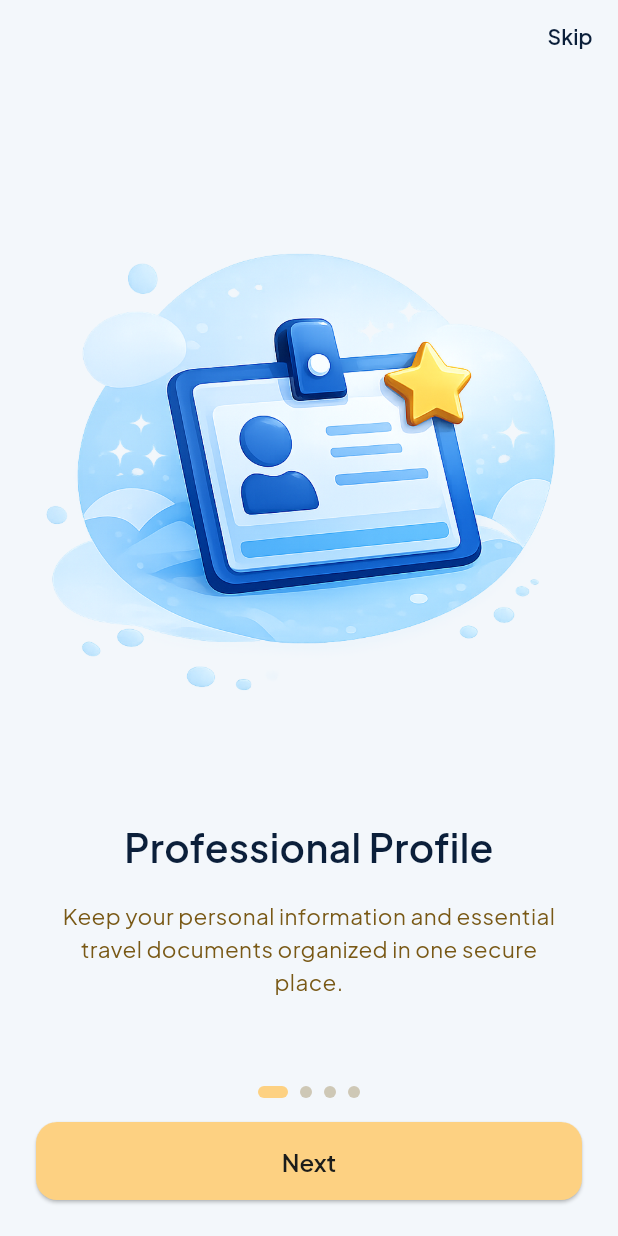
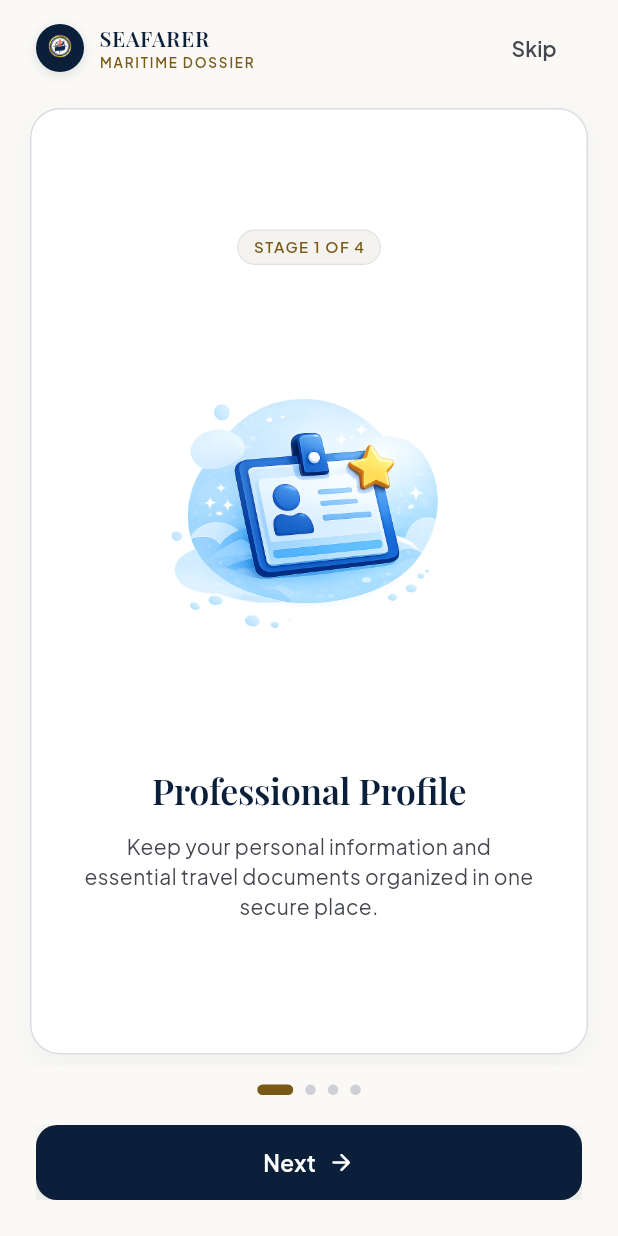
Before and after one commit to developer1sthiyaque/seafarer-bio, a Flutter app: the screen it shows after launch, on a phone screen of 412 x 824 dp. Run offline on Flutter 3.47's test engine with Material 3 defaults, Android fonts, the phone set to English and light mode, and no system bars; our stand-ins replace cloud_firestore, dio, equatable, firebase_auth, firebase_core, flutter_bloc and 9 more; missing offline and left inert: docs_gee, purchases_flutter, purchases_ui_flutter, step_progress; accounts and stored records are empty.

Commit message:
feat(onboarding): redesign onboarding screen with maritime carousel aesthetic

```diff
--- a/lib/features/onboarding/onboarding_page.dart
+++ b/lib/features/onboarding/onboarding_page.dart
@@ -4,7 +4,7 @@ import 'package:seafarer_bio_data/core/constants/app_colors.dart';
 import 'package:seafarer_bio_data/core/constants/app_routes.dart';
 import 'package:seafarer_bio_data/core/utils/shared_preferences.dart';
 import 'package:seafarer_bio_data/features/onboarding/onboarding_content.dart';
-import 'package:seafarer_bio_data/widgets/app_text_view.dart';
+import 'package:seafarer_bio_data/widgets/app_button.dart';
 
 class OnboardingPage extends StatefulWidget {
   const OnboardingPage({super.key});
@@ -45,24 +45,102 @@ class _OnboardingPageState extends State<OnboardingPage> {
   ];
 
   @override
+  void dispose() {
+    _controller.dispose();
+    super.dispose();
+  }
+
+  @override
   Widget build(BuildContext context) {
     return Scaffold(
-      backgroundColor: const Color(0xFFF3F7FB),
+      backgroundColor: AppColors.surface,
       body: SafeArea(
         child: Column(
           children: [
-            // Skip Button
-            Align(
-              alignment: Alignment.topRight,
-              child: TextButton(
+            // Top Bar: Nautical Branding & Skip Button
+            Padding(
+              padding: const EdgeInsets.symmetric(horizontal: 24, vertical: 8),
+              child: Row(
+                mainAxisAlignment: MainAxisAlignment.spaceBetween,
+                children: [
+                  Row(
+                    children: [
+                      Container(
+                        width: 32,
+                        height: 32,
+                        decoration: BoxDecoration(
+                          shape: BoxShape.circle,
+                          color: AppColors.primaryContainer,
+                          boxShadow: const [
+                            BoxShadow(
+                              color: Color(0x1F0B1F3A),
+                              blurRadius: 6,
+                              offset: Offset(0, 2),
+                            ),
+                          ],
+                        ),
+                        padding: const EdgeInsets.all(2),
+                        child: ClipOval(
+                          child: Image.asset(
+                            'assets/images/app_logo.png',
+                            fit: BoxFit.cover,
+                          ),
+                        ),
+                      ),
+                      const SizedBox(width: 10),
+                      Column(
+                        crossAxisAlignment: CrossAxisAlignment.start,
+                        children: const [
+                          Text(
+                            "SEAFARER",
+                            style: TextStyle(
+                              fontFamily: 'Playfair Display',
+                              fontSize: 14,
+                              fontWeight: FontWeight.w700,
+                              letterSpacing: 0.5,
+                              color: AppColors.primaryContainer,
+                            ),
+                          ),
+                          Text(
+                            "MARITIME DOSSIER",
+                            style: TextStyle(
+                              fontFamily: 'Plus Jakarta Sans',
+                              fontSize: 9,
+                              fontWeight: FontWeight.w600,
+                              letterSpacing: 1.2,
+                              color: AppColors.secondary,
+                            ),
+                          ),
+                        ],
+                      ),
+                    ],
+                  ),
+                  TextButton(
                     onPressed: () {
                       PreferenceService.setOnboardingCompleted(true);
                       Navigator.pushReplacementNamed(context, AppRoutes.login);
                     },
-                child: const Text("Skip"),
+                    style: TextButton.styleFrom(
+                      foregroundColor: AppColors.onSurfaceVariant,
+                      padding: const EdgeInsets.symmetric(
+                        horizontal: 12,
+                        vertical: 6,
+                      ),
+                    ),
+                    child: const Text(
+                      "Skip",
+                      style: TextStyle(
+                        fontFamily: 'Plus Jakarta Sans',
+                        fontSize: 14,
+                        fontWeight: FontWeight.w600,
+                      ),
+                    ),
+                  ),
+                ],
               ),
             ),
 
+            // Slide Viewport
             Expanded(
               child: PageView.builder(
                 controller: _controller,
@@ -71,33 +149,41 @@ class _OnboardingPageState extends State<OnboardingPage> {
                   setState(() => _currentIndex = index);
                 },
                 itemBuilder: (_, index) {
-                  return _OnboardingCard(content: contents[index]);
+                  return _OnboardingCard(
+                    content: contents[index],
+                    slideIndex: index,
+                    totalSlides: contents.length,
+                  );
                 },
               ),
             ),
 
+            const SizedBox(height: 12),
+
+            // Maritime Dots Indicator
             _DotsIndicator(
               length: contents.length,
               currentIndex: _currentIndex,
             ),
 
-            const SizedBox(height: 16),
+            const SizedBox(height: 20),
 
+            // Primary Navigation CTA
             Padding(
               padding: const EdgeInsets.symmetric(horizontal: 24),
-              child: SizedBox(
-                width: double.infinity,
-                height: 52,
-                child: ElevatedButton(
-                  style: ElevatedButton.styleFrom(
-                    backgroundColor: AppColors.appAccent,
-                    shape: RoundedRectangleBorder(
-                      borderRadius: BorderRadius.circular(14),
+              child: AppButton(
+                title: _currentIndex == contents.length - 1
+                    ? "Get Started"
+                    : "Next",
+                trailingIcon: Icon(
+                  _currentIndex == contents.length - 1
+                      ? Icons.anchor
+                      : Icons.arrow_forward_rounded,
+                  size: 18,
+                  color: Colors.white,
                 ),
-                  ),
-                  onPressed: () {
+                onTap: () {
                   if (_currentIndex == contents.length - 1) {
-                      // Navigate to Login/Home
                     PreferenceService.setOnboardingCompleted(true);
                     Navigator.pushReplacementNamed(context, AppRoutes.login);
                   } else {
@@ -107,16 +193,6 @@ class _OnboardingPageState extends State<OnboardingPage> {
                     );
                   }
                 },
-                  child: AppTextView(
-                    title:
-                    _currentIndex == contents.length - 1
-                        ? "Get Started"
-                        : "Next",
-                    textStyle: Theme.of(context).textTheme.titleMedium!.copyWith(fontSize: 16,color: AppColors.appTextColor,fontWeight: FontWeight.w600),
-
-
-                  ),
-                ),
               ),
             ),
 
@@ -126,58 +202,113 @@ class _OnboardingPageState extends State<OnboardingPage> {
       ),
     );
   }
-
 }
 
 class _OnboardingCard extends StatelessWidget {
   final OnboardingContent content;
+  final int slideIndex;
+  final int totalSlides;
 
-  const _OnboardingCard({required this.content});
+  const _OnboardingCard({
+    required this.content,
+    required this.slideIndex,
+    required this.totalSlides,
+  });
 
   @override
   Widget build(BuildContext context) {
     return Padding(
-      padding: const EdgeInsets.all(24),
+      padding: const EdgeInsets.symmetric(horizontal: 20, vertical: 8),
       child: Container(
         decoration: BoxDecoration(
-          borderRadius: BorderRadius.circular(28),
+          color: AppColors.surfaceContainerLowest,
+          borderRadius: BorderRadius.circular(20),
+          border: Border.all(
+            color: AppColors.outlineVariant.withValues(alpha: 0.6),
+            width: 1,
           ),
+          boxShadow: const [
+            BoxShadow(
+              color: Color(0x0A0B1F3A),
+              blurRadius: 16,
+              offset: Offset(0, 6),
+            ),
+          ],
+        ),
+        padding: const EdgeInsets.symmetric(horizontal: 24, vertical: 20),
         child: Column(
           mainAxisAlignment: MainAxisAlignment.center,
           children: [
-            // Soft Icon Bubble (Like reference illustration)
-            Image.asset(
-              content.image,
-              height: 420,width: 420,
-              fit: BoxFit.cover,
+            // Micro step pill
+            Container(
+              padding: const EdgeInsets.symmetric(horizontal: 10, vertical: 4),
+              decoration: BoxDecoration(
+                color: AppColors.surfaceContainerLow,
+                borderRadius: BorderRadius.circular(12),
+                border: Border.all(
+                  color: AppColors.outlineVariant.withValues(alpha: 0.4),
+                  width: 0.8,
+                ),
+              ),
+              child: Text(
+                "STAGE ${slideIndex + 1} OF $totalSlides",
+                style: const TextStyle(
+                  fontFamily: 'Plus Jakarta Sans',
+                  fontSize: 10,
+                  fontWeight: FontWeight.w700,
+                  letterSpacing: 1.0,
+                  color: AppColors.secondary,
+                ),
+              ),
             ),
 
-            const SizedBox(height: 20),
+            const Spacer(),
 
+            // Illustration Container
+            Flexible(
+              flex: 6,
+              child: ConstrainedBox(
+                constraints: const BoxConstraints(maxHeight: 220),
+                child: Image.asset(
+                  content.image,
+                  fit: BoxFit.contain,
+                ),
+              ),
+            ),
+
+            const Spacer(),
+
+            // Title
             Text(
               content.title,
               textAlign: TextAlign.center,
               style: const TextStyle(
-                fontSize: 26,
-                fontWeight: FontWeight.bold,
-                color: AppColors.appPrimary,
+                fontFamily: 'Playfair Display',
+                fontSize: 24,
+                fontWeight: FontWeight.w600,
+                letterSpacing: -0.3,
+                color: AppColors.primaryContainer,
               ),
             ),
 
-            const SizedBox(height: 16),
+            const SizedBox(height: 10),
 
+            // Description
             Padding(
-              padding: const EdgeInsets.symmetric(horizontal: 16),
+              padding: const EdgeInsets.symmetric(horizontal: 8),
               child: Text(
                 content.description,
                 textAlign: TextAlign.center,
-                style: TextStyle(
-                  fontSize: 15,
-                  height: 1.5,
-                  color: AppColors.appSecondary,
+                style: const TextStyle(
+                  fontFamily: 'Plus Jakarta Sans',
+                  fontSize: 14,
+                  height: 1.45,
+                  color: AppColors.onSurfaceVariant,
                 ),
               ),
             ),
+
+            const SizedBox(height: 8),
           ],
         ),
       ),
@@ -201,14 +332,14 @@ class _DotsIndicator extends StatelessWidget {
       children: List.generate(length, (index) {
         final isActive = index == currentIndex;
         return AnimatedContainer(
-          duration: const Duration(milliseconds: 300),
+          duration: const Duration(milliseconds: 250),
           margin: const EdgeInsets.symmetric(horizontal: 4),
-          height: 8,
-          width: isActive ? 20 : 8,
+          height: 7,
+          width: isActive ? 24 : 7,
           decoration: BoxDecoration(
             color: isActive
-                ? AppColors.appAccent
-                : AppColors.appSecondary.withValues(alpha: 0.3),
+                ? AppColors.secondary
+                : AppColors.outlineVariant.withValues(alpha: 0.8),
             borderRadius: BorderRadius.circular(10),
           ),
         );
```
Also changed, not shown: 1 other file. Lines whose indentation alone changed are shown as unchanged.
